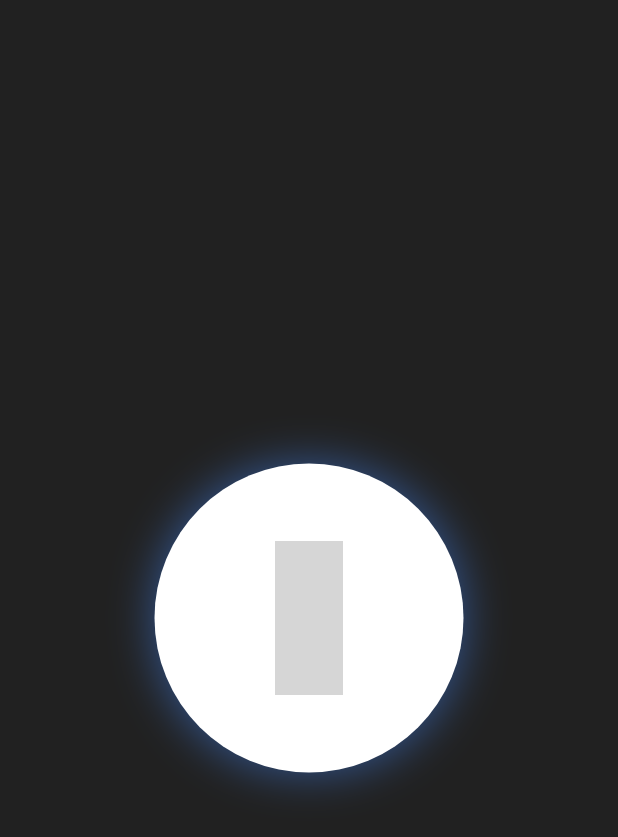
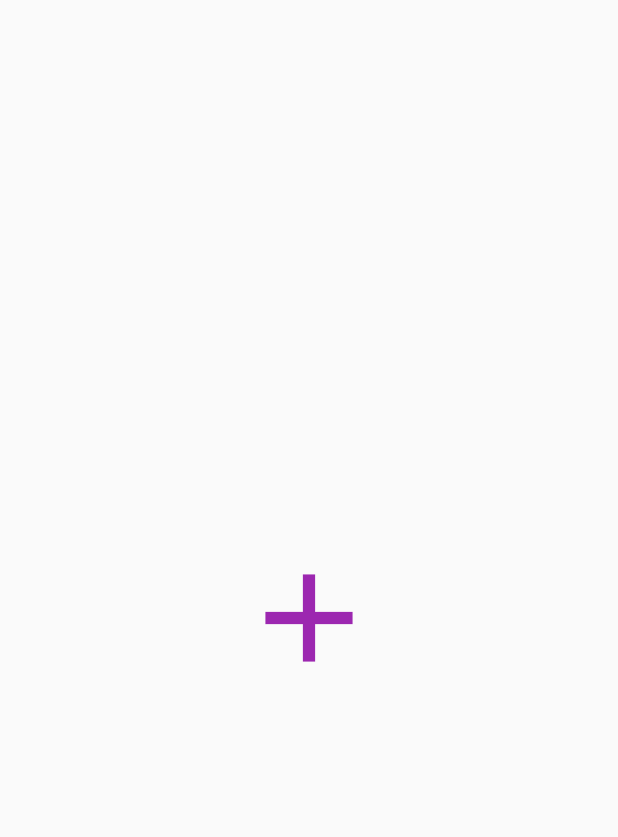
Before and after one commit to Frezyx/animated_icon_button, a Flutter app: the screen it shows after launch, on a phone screen of 412 x 824 dp. Shown: the top 837 px of the screen. Run offline on Flutter 3.47's test engine with Material 2 defaults, Android fonts, the phone set to English and light mode, and no system bars; our stand-ins replace freezed_annotation, simple_icons; grey boxes are pictures that could not be loaded.

Commit message:
Update examples

```diff
--- a/example/lib/main.dart
+++ b/example/lib/main.dart
@@ -1,6 +1,5 @@
 import 'package:animated_icon_button/animated_icon_button.dart';
 import 'package:flutter/material.dart';
-import 'package:simple_icons/simple_icons.dart';
 
 void main() {
   runApp(MyApp());
@@ -10,108 +9,39 @@ class MyApp extends StatelessWidget {
   @override
   Widget build(BuildContext context) {
     return MaterialApp(
-      debugShowCheckedModeBanner: false,
       theme: ThemeData(
-        primaryColor: Colors.greenAccent,
+        primarySwatch: Colors.purple,
       ),
-      home: MyHomePage(),
+      home: HomePage(),
     );
   }
 }
 
-class MyHomePage extends StatefulWidget {
+class HomePage extends StatefulWidget {
   @override
-  _MyHomePageState createState() => _MyHomePageState();
+  _HomePageState createState() => _HomePageState();
 }
 
-class _MyHomePageState extends State<MyHomePage>
-    with SingleTickerProviderStateMixin {
-  late AnimationController _progressBorderAc;
-  late Animation<double> animation;
-
-  @override
-  void initState() {
-    _progressBorderAc = AnimationController(
-      vsync: this,
-      duration: const Duration(milliseconds: 300),
-    );
-    final tween = Tween<double>(
-      begin: 25.0,
-      end: 50.0,
-    );
-    animation = tween.animate(_progressBorderAc)
-      ..addStatusListener((state) => print('$state'));
-
-    super.initState();
-  }
-
+class _HomePageState extends State<HomePage> {
   @override
   Widget build(BuildContext context) {
-    final Size size = MediaQuery.of(context).size;
-    final Color color = Colors.blueAccent;
-    return Material(
-      color: const Color(0xFF212121),
-      child: Center(
-        child: AnimatedBuilder(
-          builder: (BuildContext context, Widget? child) {
-            return Container(
-              decoration: BoxDecoration(
-                borderRadius: BorderRadius.circular(100),
-                boxShadow: [
-                  BoxShadow(
-                    color: color.withOpacity(
-                      animation.value / 100 * 2,
-                    ),
-                    blurRadius: animation.value,
-                  )
-                ],
-              ),
+    return Scaffold(
+      body: Center(
         child: AnimatedIconButton(
-                size: size.width * 0.25,
-                onPressed: () async {
-                  await _progressBorderAc.forward();
-                  await _progressBorderAc.reverse();
-                },
-                duration: const Duration(milliseconds: 300),
-                icons: <AnimatedIconItem>[
+          size: 100,
+          onPressed: () {},
+          duration: const Duration(milliseconds: 500),
+          splashColor: Colors.transparent,
+          icons: const <AnimatedIconItem>[
             AnimatedIconItem(
-                    icon: Icon(SimpleIcons.amd, color: color),
-                    backgroundColor: Colors.white,
+              icon: Icon(Icons.add, color: Colors.purple),
             ),
             AnimatedIconItem(
-                    icon: Icon(SimpleIcons.nasa, color: color),
-                    backgroundColor: Colors.white,
-                  ),
-                  AnimatedIconItem(
-                    icon: Icon(SimpleIcons.intel, color: color),
-                    backgroundColor: Colors.white,
-                  ),
-                  AnimatedIconItem(
-                    icon: Icon(SimpleIcons.man, color: color),
-                    backgroundColor: Colors.white,
-                  ),
-                  AnimatedIconItem(
-                    icon: Icon(SimpleIcons.acer, color: color),
-                    backgroundColor: Colors.white,
-                  ),
-                  AnimatedIconItem(
-                    icon: Icon(SimpleIcons.travisci, color: color),
-                    backgroundColor: Colors.white,
-                  ),
-                  AnimatedIconItem(
-                    icon: Icon(SimpleIcons.ea, color: color),
-                    backgroundColor: Colors.white,
-                  ),
-                  AnimatedIconItem(
-                    icon: Icon(SimpleIcons.dior, color: color),
-                    backgroundColor: Colors.white,
+              icon: Icon(Icons.close, color: Colors.purple),
             ),
           ],
         ),
-            );
-          },
-          animation: animation,
-        ),
+        // AnimatedIconButton
       ),
     );
   }
```
Also changed, not shown: example/lib/big_button_example.dart (+96 -27 lines), example/rep_files/preview_old.gif (renamed from example/rep_files/preview.gif), 2 other files. Lines whose indentation alone changed are shown as unchanged.
